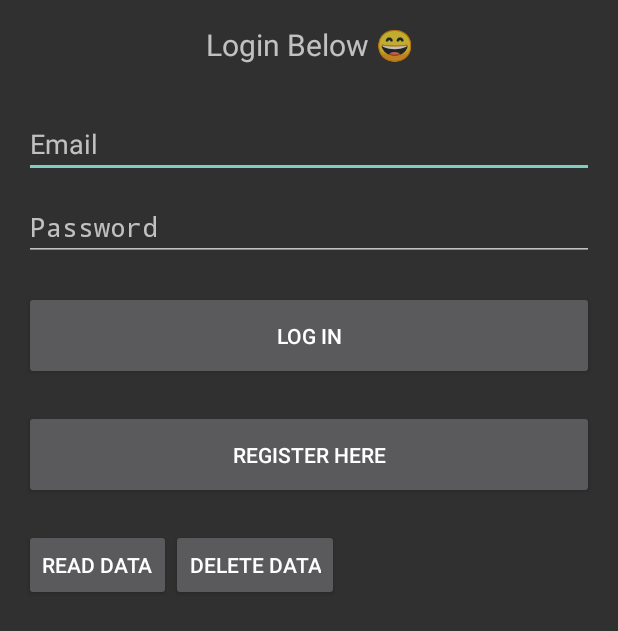
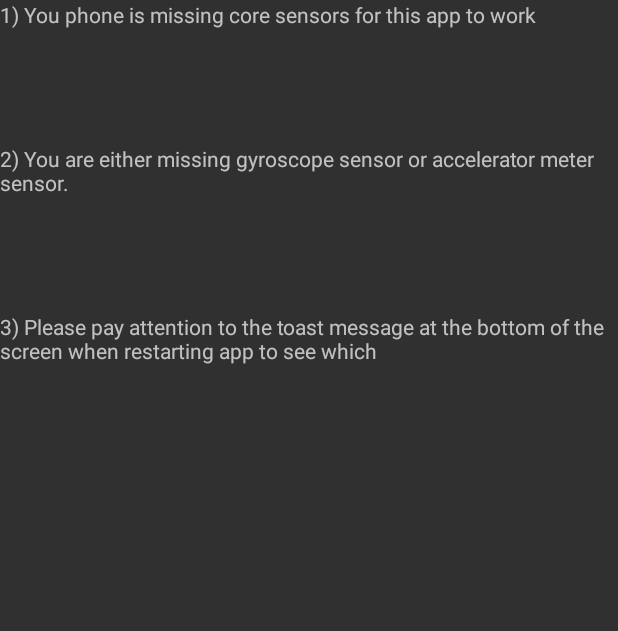
Before and after one commit to TOKITH/PRAYERCAPTIOUSAPP, an Android app: the screen it shows after launch (MainActivity), on a phone screen of 412 x 824 dp. Shown: the top 631 px of the screen. Run offline under Robolectric (Android 15) with nearby library versions, the phone set to English and light mode, and no system bars; libraries missing offline, so code that uses them is left out: com.jjoe64.graphview; 16 statements that could not run were skipped.

Commit message:
Added time stamp, activating and checking for availble sensor in sensor class and everything looks neater now :)

```diff
--- a/androidApp/src/main/java/com/example/prayercaptious/android/MainActivity.kt
+++ b/androidApp/src/main/java/com/example/prayercaptious/android/MainActivity.kt
@@ -1,16 +1,23 @@
 package com.example.prayercaptious.android
 
 import android.content.Context
+import android.content.pm.PackageManager
 import android.hardware.Sensor
 import android.hardware.SensorManager
+import android.os.Build
 import android.os.Bundle
 import android.os.CountDownTimer
 import android.util.Log
 import androidx.activity.ComponentActivity
+import androidx.annotation.RequiresApi
 import com.example.prayercaptious.android.databinding.ActivityMainBinding
 import com.example.prayercaptious.android.databinding.HomeScreenBinding
+import com.example.prayercaptious.android.databinding.NonFunctionalAppBinding
 import com.example.prayercaptious.android.databinding.RegistrationLoginBinding
 import com.example.prayercaptious.android.databinding.RegistrationPageBinding
+import java.time.Instant
+import java.time.ZoneOffset
+import java.time.format.DateTimeFormatter
 import kotlin.math.round
 
 
@@ -19,6 +26,7 @@ class MainActivity : ComponentActivity(){
 
     //binding1 is the main activity binding and binding2 is home screen binding
     // Type naming convention is filename with first letters capital and appended Binding at the end
+    private lateinit var bindingmissingsensor:NonFunctionalAppBinding
     private lateinit var binding: ActivityMainBinding
     private lateinit var bindinghome: HomeScreenBinding
     private lateinit var bindinglogin: RegistrationLoginBinding
@@ -26,8 +34,6 @@ class MainActivity : ComponentActivity(){
 
     //It provides methods to access and manage various sensors available on android
     private lateinit var mSensorManager: SensorManager
-    private var gyroscopeSensor: Sensor? = null
-    private var linearaccSensor: Sensor? = null
 
     //Sensor class
     private lateinit var sensors: sensors
@@ -40,8 +46,6 @@ class MainActivity : ComponentActivity(){
     private lateinit var db: SQLliteDB
     private lateinit var userData:User
 
-
-
     override fun onCreate(savedInstanceState: Bundle?) {
         //initialization and allows you to proceed with custom logic specific to activity
         // your activity, such as setting the content view, initializing
@@ -53,6 +57,7 @@ class MainActivity : ComponentActivity(){
         binding = ActivityMainBinding.inflate(layoutInflater)
         bindinglogin = RegistrationLoginBinding.inflate(layoutInflater)
         bindingregister = RegistrationPageBinding.inflate(layoutInflater)
+        bindingmissingsensor = NonFunctionalAppBinding.inflate(layoutInflater)
 
         //useful classes
         useful_classes_services()
@@ -60,11 +65,12 @@ class MainActivity : ComponentActivity(){
         //shows login or registration page
         register_loginStuff()
 
-        //shows home screen
-//        homeStuff()
+        //Check availability of core sensor for app to function in users phone
+        sensorsAvailabilityCheck()
 
         //from home screen moves to sensor stuff
         sensorStuff()
+
     }
 
     //Android life cycle functions onResume, onPause and onDestroy
@@ -72,6 +78,10 @@ class MainActivity : ComponentActivity(){
         super.onResume()
         if (islistening) {
             sensors.registerListeners()
+        }
+
+        if (!islistening) {
+            sensors.unregisterListeners()
         }
     }
 
@@ -88,6 +98,11 @@ class MainActivity : ComponentActivity(){
         sensors.unregisterListeners()
     }
 
+    fun sensorsAvailabilityCheck() {
+        if (!sensors.availabilityOfSensors()) {
+            setContentView(bindingmissingsensor.root)
+        }
+    }
     fun register_loginStuff(){
         //User has to login first to use the app
         setContentView(bindinglogin.root)
@@ -195,22 +210,29 @@ class MainActivity : ComponentActivity(){
         //Zoom into current graph
         sensors.graphSettings(binding.gyroGraph)
         sensors.graphSettings(binding.linearaccGraph)
+
+        binding.btnStopDataCollection.setOnClickListener(){
+            sensors.unregisterListeners()
+        }
+
+        binding.btnStartDataCollection.setOnClickListener(){
+            sensors.registerListeners()
+        }
+
+
     }
 
 
     fun useful_classes_services(){
 
         //getting sensor service as SensorManager
-        // activating gyroscope and linear acceleration sensor from SENSOR_SERVICE
+        // activating all required sensors in sensor class from SENSOR_SERVICE
         mSensorManager = getSystemService(Context.SENSOR_SERVICE) as SensorManager
-        gyroscopeSensor = mSensorManager.getDefaultSensor(Sensor.TYPE_GYROSCOPE)
-        linearaccSensor = mSensorManager.getDefaultSensor(Sensor.TYPE_LINEAR_ACCELERATION)
 
         //sensor class collects sensor x,y,z data and plots sensor data
         sensors = sensors(
+            this,
             mSensorManager,
-            gyroscopeSensor,
-            linearaccSensor,
             binding.xGyroscope,
             binding.yGyroscope,
             binding.zGyroscope,
@@ -220,7 +242,10 @@ class MainActivity : ComponentActivity(){
             binding.gyroGraph,
             binding.linearaccGraph,
             binding.shakeAcceleration,
-            binding.shakeMeter)
+            binding.shakeMeter,
+            binding.tvTimestamp,
+            binding.tvPressureData
+            )
 
         //Verifies data entered in registration boxes
         register = VerifyRegistratoin(
--- a/androidApp/src/main/java/com/example/prayercaptious/android/Sensor.kt
+++ b/androidApp/src/main/java/com/example/prayercaptious/android/Sensor.kt
@@ -1,15 +1,24 @@
 package com.example.prayercaptious.android
 
+import android.content.Context
+import android.content.pm.PackageManager
 import android.graphics.Color
 import android.hardware.Sensor
 import android.hardware.SensorEvent
 import android.hardware.SensorEventListener
 import android.hardware.SensorManager
+import android.os.Build
+import android.util.Log
 import android.widget.ProgressBar
 import android.widget.TextView
+import androidx.annotation.RequiresApi
+import com.example.prayercaptious.android.databinding.RegistrationLoginBinding
 import com.jjoe64.graphview.GraphView
 import com.jjoe64.graphview.series.DataPoint
 import com.jjoe64.graphview.series.LineGraphSeries
+import java.time.Instant
+import java.time.ZoneOffset
+import java.time.format.DateTimeFormatter
 import kotlin.math.round
 
 
@@ -30,9 +39,12 @@ import kotlin.math.round
 // class function : gyroscopeData , linearaccData
 // class function : gyroscopeGraph , linearaccData
 open class sensors(
+    var context: Context,
     var mSensorManager: SensorManager,
-    var gyroscopeSensor: Sensor?,
-    var linearaccSensor: Sensor?,
+//    var packageManager: PackageManager,
+//    var gyroscopeSensor: Sensor?,
+//    var linearaccSensor: Sensor?,
+//    var magneticSensor:Sensor?,
     var x_g: TextView,
     var y_g: TextView,
     var z_g: TextView,
@@ -42,8 +54,15 @@ open class sensors(
     var graphg: GraphView,
     var graphla: GraphView,
     var shakemeteracc: TextView,
-    var shakemeter: ProgressBar
+    var shakemeter: ProgressBar,
+    var timestamp: TextView,
+    var pressureData: TextView
 ): SensorEventListener {
+    //Sensors from sensor manager
+    val linearaccSensor:Sensor? = mSensorManager.getDefaultSensor(Sensor.TYPE_LINEAR_ACCELERATION)
+    val gyroscopeSensor:Sensor? = mSensorManager.getDefaultSensor(Sensor.TYPE_GYROSCOPE)
+    val magneticfieldSensor:Sensor? = mSensorManager.getDefaultSensor(Sensor.TYPE_MAGNETIC_FIELD)
+
     //shake meter acceleration calculation stuff
     private var currentAcceleration: Double = 0.0
     private var previousAcceleration: Double = 0.0
@@ -79,9 +98,27 @@ open class sensors(
     private var maxplots_gyro: Int = 20000
     private var maxplots_linearacc: Int = 20000
 
+    fun availabilityOfSensors():Boolean{
+        //Check availability of sensors
+        val hasLinearAcc = linearaccSensor != null
+        val hasGyroscope = gyroscopeSensor != null
+        val hasMageticField = magneticfieldSensor != null
+        val hasCrucialSensors:Boolean =
+            hasLinearAcc
+            && hasGyroscope
+            && hasMageticField
 
+        if (!hasCrucialSensors){
+            MyUtils.showToast(context,"Has gyroscope manager $hasGyroscope")
+            MyUtils.showToast(context,"Has Accelerometer manager $hasLinearAcc")
+            MyUtils.showToast(context,"Has Magnetic field manager $hasMageticField")
+        }
+        return hasCrucialSensors
+
+    }
 
     fun registerListeners(){
+
         //  registering linear accleration sensor
         //  Sampling period is game with normal delay
         mSensorManager.registerListener(
@@ -98,13 +135,21 @@ open class sensors(
             SensorManager.SENSOR_DELAY_GAME,
             SensorManager.SENSOR_DELAY_NORMAL
         )
+
+//          registering magnetic sensor
+        mSensorManager.registerListener(
+            this,
+            magneticfieldSensor,
+            SensorManager.SENSOR_DELAY_GAME,
+            SensorManager.SENSOR_DELAY_NORMAL
+        )
     }
 
     fun unregisterListeners(){
         mSensorManager.unregisterListener(this)
     }
 
-
+    @RequiresApi(Build.VERSION_CODES.O)
     override fun onSensorChanged(event: SensorEvent?) {
         if (event?.sensor?.type == Sensor.TYPE_GYROSCOPE){
             gyroData(event)
@@ -113,13 +158,32 @@ open class sensors(
             linearaccData(event)
         }
 
+        if (event?.sensor?.type == Sensor.TYPE_MAGNETIC_FIELD){
+            magneticData(event)
+        }
 
+        TimeStamp()
     }
 
     override fun onAccuracyChanged(sensor: Sensor?, accuracy: Int) {
 //        TODO("Not yet implemented")
     }
 
+    @RequiresApi(Build.VERSION_CODES.O)
+    fun TimeStamp(){
+        val timestamp = DateTimeFormatter
+            .ofPattern("dd-MM-yyyy HH:mm:ss.SSSSSS")
+            .withZone(ZoneOffset.UTC)
+            .format(Instant.now())
+        this.timestamp.text = ("DataTimeStampGyro/linearacc: ${timestamp.toString()}")
+    }
+
+    fun magneticData(event:SensorEvent?){
+
+        val magnetic:FloatArray = event!!.values
+
+        pressureData.text = ("Pressre applied:$magnetic")
+    }
     //gyroData:
     //  1) Extracts x,y,z values of gyroscope sensor
     //  2) Appends x,y,z values of gyroscope data real time into series of data
--- /dev/null
+++ b/androidApp/src/main/res/layout/non_functional_app.xml
@@ -0,0 +1,12 @@
+<?xml version="1.0" encoding="utf-8"?>
+<LinearLayout xmlns:android="http://schemas.android.com/apk/res/android"
+    android:orientation="vertical"
+    android:layout_width="match_parent"
+    android:layout_height="match_parent">
+
+    <TextView
+        android:id="@+id/tv_missing_sensor"
+        android:layout_width="match_parent"
+        android:layout_height="wrap_content"
+        android:text="1) You phone is missing core sensors for this app to work\n\n\n\n\n\n2) You are either missing gyroscope sensor or accelerator meter sensor.\n\n\n\n\n\n3) Please pay attention to the toast message at the bottom of the screen when restarting app to see which"/>
+</LinearLayout>
--- a/androidApp/src/main/res/layout/registration_login.xml
+++ b/androidApp/src/main/res/layout/registration_login.xml
@@ -76,6 +76,7 @@
 
     </LinearLayout>
 
+
     <ScrollView
         android:layout_width="match_parent"
         android:layout_height="wrap_content"
--- a/androidApp/src/main/res/values/strings.xml
+++ b/androidApp/src/main/res/values/strings.xml
@@ -13,6 +13,9 @@
     <string name="xlinacc">x linear acc</string>
     <string name="ylinacc">y linear acc</string>
     <string name="zlinacc">z linear acc</string>
+    <string name="stopdatacollection">Stop data collection</string>
+    <string name="startdatacollection">Start data collection</string>
+    <string name="prayermotion">Prayer motion goes here</string>
 
     <!--Registration page-->
     <string name="register_page">Register Below 😄</string>
@@ -32,4 +35,5 @@
     <string name="delete_data_btn">Delete Data</string>
 
 
+
 </resources>
```
Also changed, not shown: androidApp/src/main/res/layout/activity_main.xml (+37 -2 lines).
